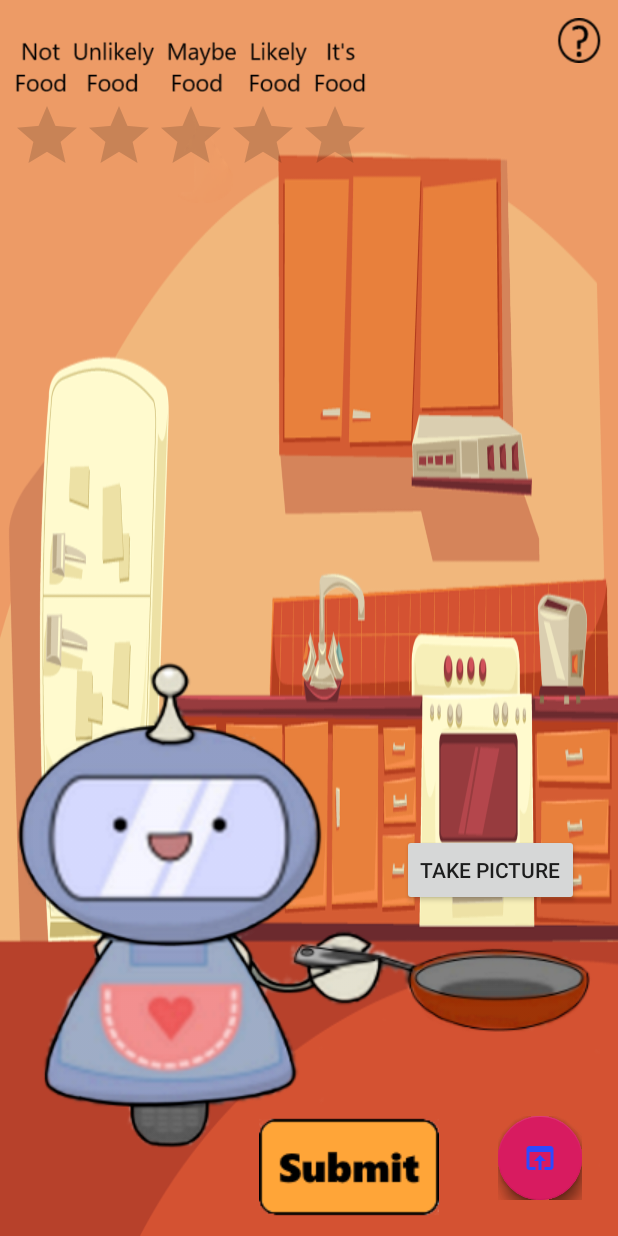
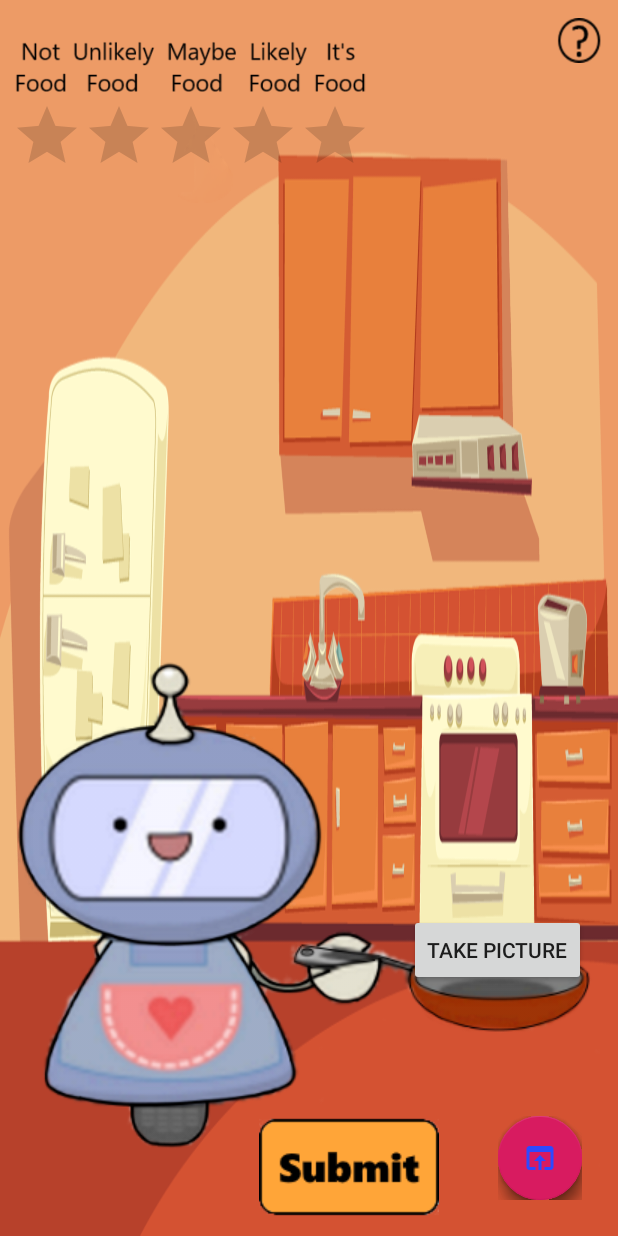
Before and after one commit to JohnElmo/CEG-4110-SeeFood-Project, an Android app: the CameraActivity screen opened directly, with no data from a screen before it, on a phone screen of 412 x 824 dp. Run offline under Robolectric (Android 15) with nearby library versions, the phone set to English and light mode, and no system bars; libraries missing offline, so code that uses them is left out: com.github.clans.fab; plain views replace FloatingActionButton, FloatingActionMenu; 6 statements that could not run were skipped.

Commit message:
finished more graphics that added to project

```diff
--- a/app/src/main/res/layout/activity_camera.xml
+++ b/app/src/main/res/layout/activity_camera.xml
@@ -25,7 +25,8 @@
         android:layout_height="wrap_content"
         android:layout_alignBottom="@+id/imageView"
         android:layout_alignParentEnd="true"
-        android:layout_marginEnd="26dp"
+        android:layout_marginEnd="21dp"
+        android:layout_marginBottom="-53dp"
         android:text="Take Picture" />
 
 
```
Also changed, not shown: app/src/main/res/drawable/burnt_chicken.png (added), app/src/main/res/drawable/chicken.png (added), app/src/main/res/drawable/cooking_robot_not_food.png (added).
